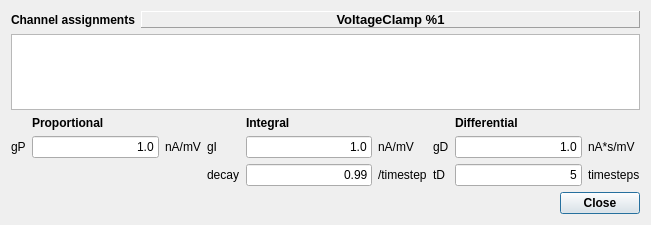
Before: the Qt Designer form src/gui/VoltageClampDlg.ui in CompEphys-team/stdpc, drawn with Qt 5.
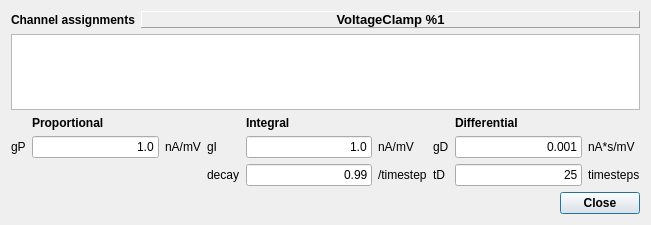
After: the same form once the commit is applied. Custom widgets are drawn as their Qt base class.

What changed in the file:
```diff
--- a/src/gui/VoltageClampDlg.ui
+++ b/src/gui/VoltageClampDlg.ui
@@ -183,7 +183,7 @@
      <item row="1" column="7">
       <widget class="QLineEdit" name="gDE">
        <property name="text">
-        <string>1.0</string>
+        <string>0.001</string>
        </property>
        <property name="maxLength">
         <number>8</number>
@@ -237,7 +237,7 @@
      <item row="2" column="7">
       <widget class="QLineEdit" name="tDE">
        <property name="text">
-        <string>5</string>
+        <string>25</string>
        </property>
        <property name="maxLength">
         <number>8</number>
```
